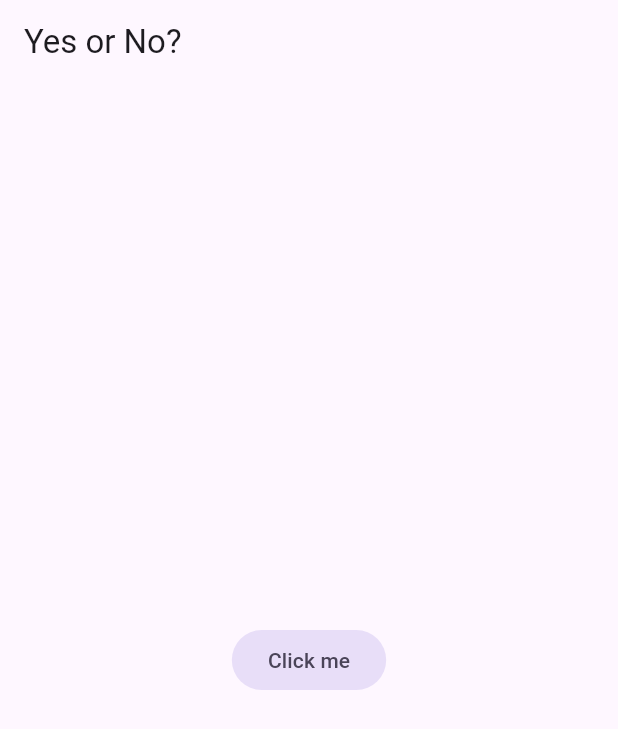
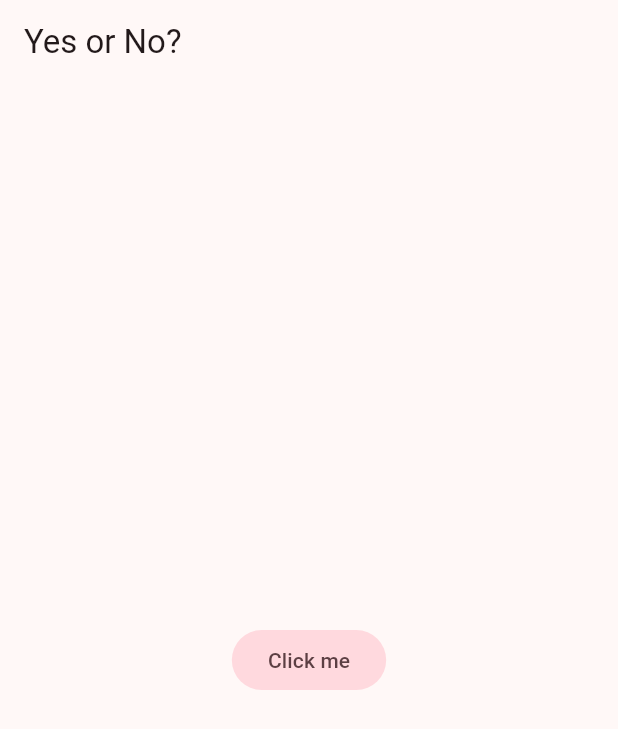
Before and after one commit to eacardenase/flutter-yes-no, a Flutter app: the screen it shows after launch, on a phone screen of 412 x 824 dp. Shown: the top 729 px of the screen. Run offline on Flutter 3.47's test engine with Material 3 defaults, Android fonts, the phone set to English and light mode, and no system bars.

Commit message:
feat: theme setup

```diff
--- /dev/null
+++ b/lib/config/theme/app_theme.dart
@@ -0,0 +1,37 @@
+import 'package:flutter/material.dart';
+
+const Color _customColor = Color(0xFF5C11D4);
+
+const List<Color> _colorThemes = [
+  _customColor,
+  Colors.blue,
+  Colors.teal,
+  Colors.green,
+  Colors.yellow,
+  Colors.orange,
+  Colors.pink,
+];
+
+class AppTheme {
+  // AppTheme._(); // private constructor. THe class cannot be instantiated
+
+  AppTheme({
+    this.selectedColor = 0,
+  })  : assert(
+          selectedColor >= 0,
+          'selectedColor value must be greater than or equal to 0',
+        ),
+        assert(
+          selectedColor < _colorThemes.length,
+          'selectedColor value must be less than ${_colorThemes.length}',
+        );
+
+  int selectedColor;
+
+  ThemeData theme() {
+    return ThemeData(
+      colorSchemeSeed: _colorThemes[selectedColor],
+      brightness: Brightness.light,
+    );
+  }
+}
--- a/lib/main.dart
+++ b/lib/main.dart
@@ -1,4 +1,6 @@
 import 'package:flutter/material.dart';
+
+import 'package:yes_no/config/theme/app_theme.dart';
 
 void main() {
   runApp(
@@ -14,6 +16,7 @@ class App extends StatelessWidget {
     return MaterialApp(
       title: 'Yes or No',
       debugShowCheckedModeBanner: false,
+      theme: AppTheme(selectedColor: 6).theme(),
       home: Scaffold(
         appBar: AppBar(
           title: const Text(
```
